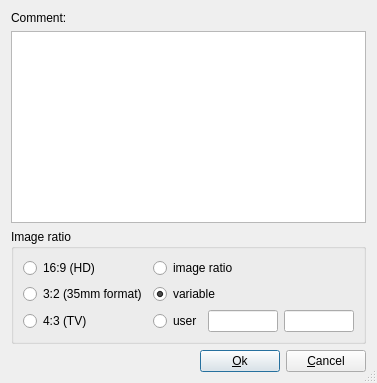
Old version of the form src/PresentationDataDlg4.ui in the repository mneuroth/MinDia.
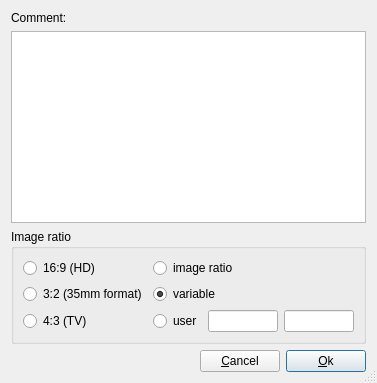
New version of the form.

Commit message: unified default buttons and order of ok and cancel button

What changed in the file:
```diff
--- a/src/PresentationDataDlg4.ui
+++ b/src/PresentationDataDlg4.ui
@@ -127,16 +127,19 @@
       </spacer>
      </item>
      <item>
-      <widget class="QPushButton" name="m_pOk">
+      <widget class="QPushButton" name="m_pCancel">
        <property name="text">
-        <string>&amp;Ok</string>
+        <string>&amp;Cancel</string>
+       </property>
+       <property name="autoDefault">
+        <bool>false</bool>
        </property>
       </widget>
      </item>
      <item>
-      <widget class="QPushButton" name="m_pCancel">
+      <widget class="QPushButton" name="m_pOk">
        <property name="text">
-        <string>&amp;Cancel</string>
+        <string>&amp;Ok</string>
        </property>
       </widget>
      </item>
```
The commit also changes 6 other files.
